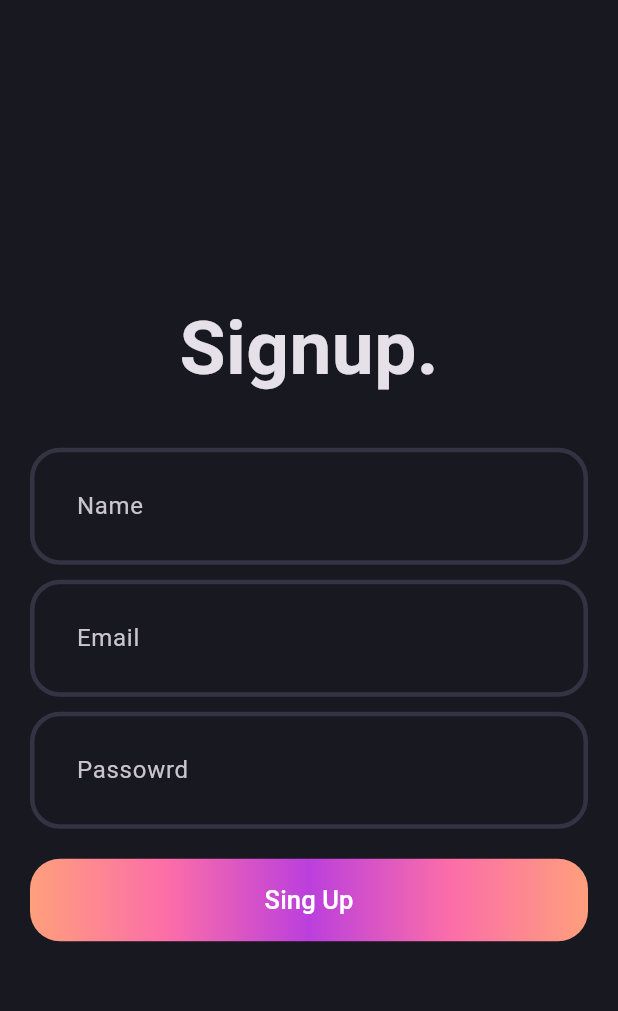
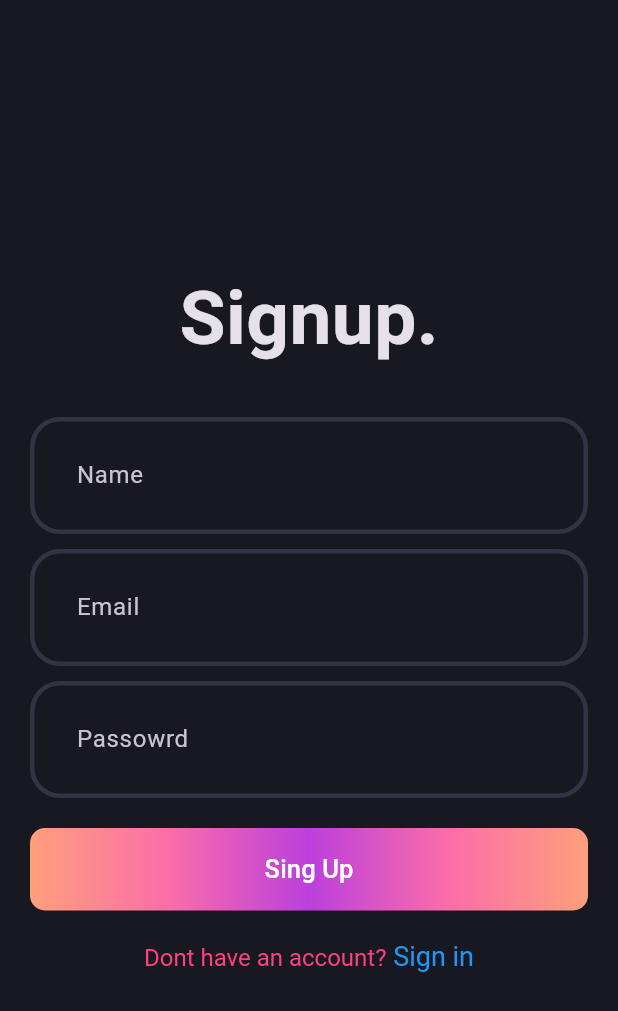
Before and after one commit to dipu280/blog_app, a Flutter app: the screen it shows after launch, on a phone screen of 412 x 824 dp. Shown: the top 1011 px of the screen. Run offline on Flutter 3.47's test engine with Material 3 defaults, Android fonts, the phone set to English and light mode, and no system bars.

Commit message:
Changes to be committed: 	modified:   lib/core/theme/theme.dart 	modified:   lib/features/auth/presentation/pages/signup_page.dart 	modified:   lib/features/auth/presentation/widgets/auth_gradient_button.dart

```diff
--- a/lib/core/theme/theme.dart
+++ b/lib/core/theme/theme.dart
@@ -15,7 +15,7 @@ class AppTheme{
 static final darkThemeMode =ThemeData.dark ().copyWith(
   scaffoldBackgroundColor: AppPallete.backgroundColor,
    inputDecorationTheme:InputDecorationTheme(
-    contentPadding: EdgeInsets.all(27),
+    contentPadding: const EdgeInsets.all(27),
     enabledBorder: _border(),
     focusedBorder: _border(const Color.fromARGB(255, 80, 80, 80)),
    )
--- a/lib/features/auth/presentation/pages/signup_page.dart
+++ b/lib/features/auth/presentation/pages/signup_page.dart
@@ -12,30 +12,50 @@ class SignupPage extends StatefulWidget {
 class _SignupPageState extends State<SignupPage> {
   @override
   Widget build(BuildContext context) {
-    return const Scaffold(
+    return Scaffold(
 
         body: Padding(
-          padding: EdgeInsets.only(left: 20, right: 20),
+          padding: const EdgeInsets.only(left: 20, right: 20),
           child: Column(
             mainAxisAlignment: MainAxisAlignment.center,
             children: [
-              Text(
+              const Text(
                 'Signup.',
                 style: TextStyle(
                   fontSize: 50,
 
                  fontWeight: FontWeight.bold),
               ),
-              SizedBox(
+              const SizedBox(
                 height: 30,
               ),
-                 AuthField(hintText: 'Name', ),
-                 SizedBox(height: 10,),
-                 AuthField(hintText: 'Email',),
-                 SizedBox(height: 10,),
-                 AuthField(hintText: 'Passowrd',),
-                 SizedBox(height: 20,),
-                 AuthGradientButton()
+                 const AuthField(hintText: 'Name', ),
+                 const SizedBox(height: 10,),
+                 const AuthField(hintText: 'Email',),
+                 const SizedBox(height: 10,),
+                 const AuthField(hintText: 'Passowrd',),
+                 const SizedBox(height: 20,),
+                 const AuthGradientButton(),
+                 const SizedBox(height: 20,),
+                 RichText(
+                  text: const TextSpan(
+                    text: 'Dont have an account?',
+                    style: TextStyle(
+                      fontSize: 16,
+                      color: Colors.pinkAccent,
+                    ),
+                    children: [
+                      TextSpan(
+                        text: ' Sign in',
+                        style: TextStyle(
+                          fontSize: 18,
+                          color: Colors.blue,
+                        ),
+                      ),
+                    ],
+                  ),
+                 ),
+
             ],
           ),
         ),
--- a/lib/features/auth/presentation/widgets/auth_gradient_button.dart
+++ b/lib/features/auth/presentation/widgets/auth_gradient_button.dart
@@ -19,7 +19,7 @@ class AuthGradientButton extends StatelessWidget {
           begin: Alignment.centerLeft,
           end: Alignment.centerRight,
         ),
-        borderRadius: BorderRadius.all(Radius.circular(20)),
+        borderRadius: BorderRadius.all(Radius.circular(10)),
       ),
       child: ElevatedButton(
         style: ElevatedButton.styleFrom(
```
